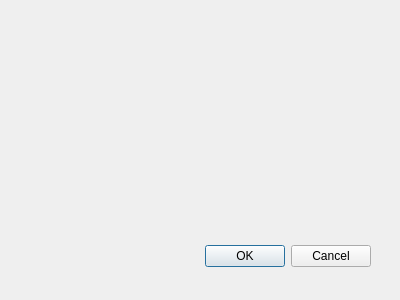
The window that libraries/qxrdlib/qxrddexeladialog.ui (guyjennings/qxrd) describes before a commit, drawn with Qt 5.
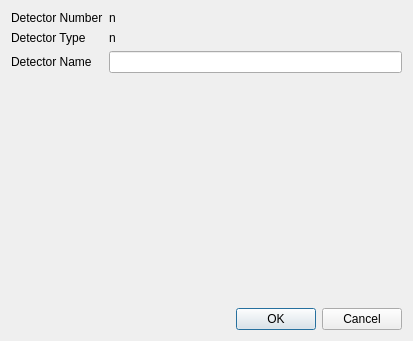
The same window after the commit.

Commit message: More work on detector config dialogs

Diff of the .ui file:
```diff
--- a/libraries/qxrdlib/qxrddexeladialog.ui
+++ b/libraries/qxrdlib/qxrddexeladialog.ui
@@ -8,29 +8,76 @@
    <rect>
     <x>0</x>
     <y>0</y>
-    <width>400</width>
-    <height>300</height>
+    <width>413</width>
+    <height>341</height>
    </rect>
   </property>
   <property name="windowTitle">
    <string>Dialog</string>
   </property>
-  <widget class="QDialogButtonBox" name="buttonBox">
-   <property name="geometry">
-    <rect>
-     <x>30</x>
-     <y>240</y>
-     <width>341</width>
-     <height>32</height>
-    </rect>
-   </property>
-   <property name="orientation">
-    <enum>Qt::Horizontal</enum>
-   </property>
-   <property name="standardButtons">
-    <set>QDialogButtonBox::Cancel|QDialogButtonBox::Ok</set>
-   </property>
-  </widget>
+  <layout class="QGridLayout" name="gridLayout">
+   <item row="0" column="0">
+    <widget class="QLabel" name="label">
+     <property name="text">
+      <string>Detector Number</string>
+     </property>
+    </widget>
+   </item>
+   <item row="0" column="1">
+    <widget class="QLabel" name="m_DetectorNumber">
+     <property name="text">
+      <string>n</string>
+     </property>
+    </widget>
+   </item>
+   <item row="1" column="0">
+    <widget class="QLabel" name="label_2">
+     <property name="text">
+      <string>Detector Type</string>
+     </property>
+    </widget>
+   </item>
+   <item row="1" column="1">
+    <widget class="QLabel" name="m_DetectorType">
+     <property name="text">
+      <string>n</string>
+     </property>
+    </widget>
+   </item>
+   <item row="2" column="0">
+    <widget class="QLabel" name="label_3">
+     <property name="text">
+      <string>Detector Name</string>
+     </property>
+    </widget>
+   </item>
+   <item row="2" column="1">
+    <widget class="QLineEdit" name="m_DetectorName"/>
+   </item>
+   <item row="3" column="0" colspan="2">
+    <spacer name="verticalSpacer">
+     <property name="orientation">
+      <enum>Qt::Vertical</enum>
+     </property>
+     <property name="sizeHint" stdset="0">
+      <size>
+       <width>379</width>
+       <height>195</height>
+      </size>
+     </property>
+    </spacer>
+   </item>
+   <item row="4" column="0" colspan="2">
+    <widget class="QDialogButtonBox" name="buttonBox">
+     <property name="orientation">
+      <enum>Qt::Horizontal</enum>
+     </property>
+     <property name="standardButtons">
+      <set>QDialogButtonBox::Cancel|QDialogButtonBox::Ok</set>
+     </property>
+    </widget>
+   </item>
+  </layout>
  </widget>
  <pixmapfunction/>
  <resources/>
```
Left out of the diff: 5 changed lines with no effect on the pictures. The commit also changes 12 other files.
